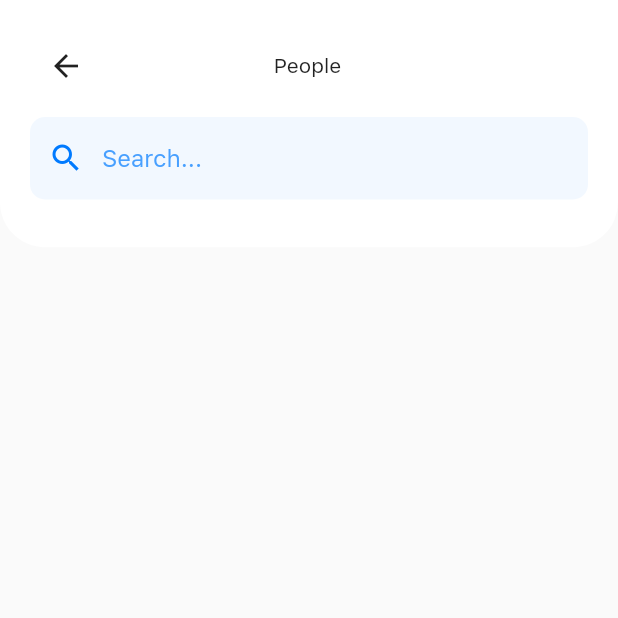
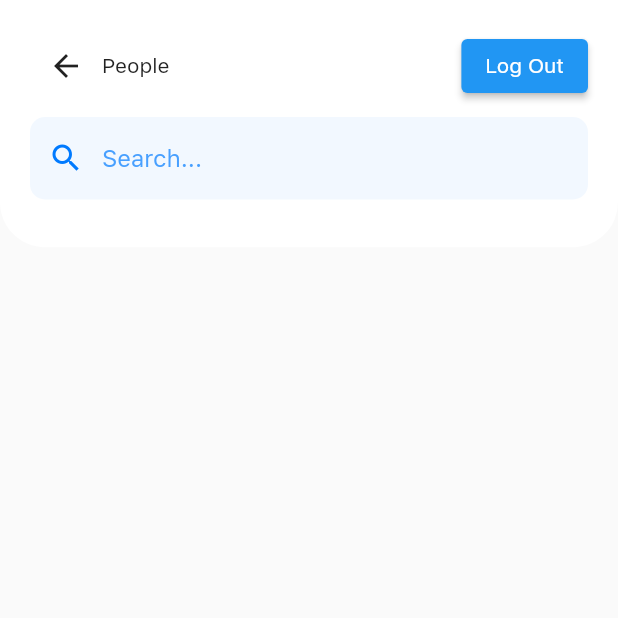
Before and after one commit to abdulhadimaliky/social_app, a Flutter app: the PeopleScreen screen opened directly, on a phone screen of 412 x 824 dp, the top half of it. Run offline on Flutter 3.47's test engine with Material 2 defaults, Android fonts, the phone set to English and light mode, and no system bars; our stand-ins replace carousel_slider, cloud_firestore, firebase_auth, firebase_core, firebase_storage, image_picker; missing offline and left inert: textfield_tags; accounts and stored records are empty.

```diff
--- a/lib/app/screens/splash_screen.dart
+++ b/lib/app/screens/splash_screen.dart
@@ -3,6 +3,7 @@ import 'package:flutter/material.dart';
 import 'package:provider/provider.dart';
 import 'package:social_app/app/screens/onboarding_screen.dart';
 import 'package:social_app/auth/providers/auth_provider.dart';
+import 'package:social_app/auth/repo/auth_repo.dart';
 import 'package:social_app/auth/screens/edit_profile_screen.dart';
 import 'package:social_app/auth/screens/people_screen.dart';
 
@@ -36,7 +37,8 @@ class _SplashScreenState extends State<SplashScreen> {
   @override
   Widget build(BuildContext context) {
     return Scaffold(
-      body: Center(
+      body: Opacity(
+        opacity: 0.5,
         child: Image.asset(
           "assets/splash.jpg",
           fit: BoxFit.cover,
--- a/lib/app/social_app.dart
+++ b/lib/app/social_app.dart
@@ -5,6 +5,7 @@ import 'package:social_app/app/screens/onboarding_screen.dart';
 import 'package:social_app/app/screens/splash_screen.dart';
 import 'package:social_app/auth/providers/auth_provider.dart';
 import 'package:social_app/auth/screens/edit_profile_screen.dart';
+import 'package:social_app/auth/screens/people_screen.dart';
 
 class SocialApp extends StatelessWidget {
   SocialApp({super.key});
@@ -20,7 +21,7 @@ class SocialApp extends StatelessWidget {
       child: MaterialApp(
         theme: ThemeData(fontFamily: "SFProText"),
         debugShowCheckedModeBanner: false,
-        home: const SplashScreen(),
+        home: FirebaseAuth.instance.currentUser == null ? const OnboardingScreen() : const PeopleScreen(),
       ),
     );
   }
--- a/lib/auth/providers/auth_provider.dart
+++ b/lib/auth/providers/auth_provider.dart
@@ -45,4 +45,8 @@ class AuthProvider extends ChangeNotifier {
     await AuthRepo().checkUserInDB();
     notifyListeners();
   }
+
+  Future<void> signout() async {
+    await AuthRepo().signout();
+  }
 }
--- a/lib/auth/repo/auth_repo.dart
+++ b/lib/auth/repo/auth_repo.dart
@@ -55,4 +55,8 @@ class AuthRepo {
       user = UserModel.fromJson(snapshot.data()!);
     }
   }
+
+  Future<void> signout() async {
+    await firebaseAuth.signOut();
+  }
 }
--- a/lib/auth/screens/people_screen.dart
+++ b/lib/auth/screens/people_screen.dart
@@ -1,4 +1,8 @@
+import 'package:firebase_auth/firebase_auth.dart';
 import 'package:flutter/material.dart';
+import 'package:provider/provider.dart';
+import 'package:social_app/app/screens/onboarding_screen.dart';
+import 'package:social_app/auth/providers/auth_provider.dart';
 import 'package:social_app/auth/widgets/header.dart';
 import 'package:social_app/auth/widgets/search_bar.dart';
 
@@ -24,9 +28,21 @@ class PeopleScreen extends StatelessWidget {
               child: Padding(
                 padding: const EdgeInsets.all(20.0),
                 child: Column(
-                  children: const [
-                    Header(screenTitle: "People"),
-                    SearchBar(),
+                  children: [
+                    Row(
+                      mainAxisAlignment: MainAxisAlignment.spaceBetween,
+                      children: [
+                        const Header(screenTitle: "People"),
+                        ElevatedButton(
+                            onPressed: () async {
+                              await context.read<AuthProvider>().signout();
+                              Navigator.of(context)
+                                  .pushReplacement(MaterialPageRoute(builder: (context) => const OnboardingScreen()));
+                            },
+                            child: const Text("Log Out"))
+                      ],
+                    ),
+                    const SearchBar(),
                   ],
                 ),
               ),
--- a/lib/auth/widgets/header.dart
+++ b/lib/auth/widgets/header.dart
@@ -11,6 +11,7 @@ class Header extends StatelessWidget {
   @override
   Widget build(BuildContext context) {
     return Row(
+      mainAxisSize: MainAxisSize.max,
       mainAxisAlignment: MainAxisAlignment.spaceBetween,
       children: [
         IconButton(
--- a/lib/auth/widgets/signup_title_and_textfield.dart
+++ b/lib/auth/widgets/signup_title_and_textfield.dart
@@ -36,8 +36,8 @@ class _SignupTitleAndTextFieldState extends State<SignupTitleAndTextField> {
                 ? MediaQuery.of(context).size.width
                 : MediaQuery.of(context).size.width * 0.42,
             child: TextFormField(
-              maxLines: 5,
-              minLines: 1,
+              // maxLines: 5,
+              // minLines: 1,
               onTap: () {
                 if (widget.obscure == true) {
                   setState(() {
```
Also changed, not shown: lib/app/screens/onboarding_screen.dart (+11 -5 lines).
